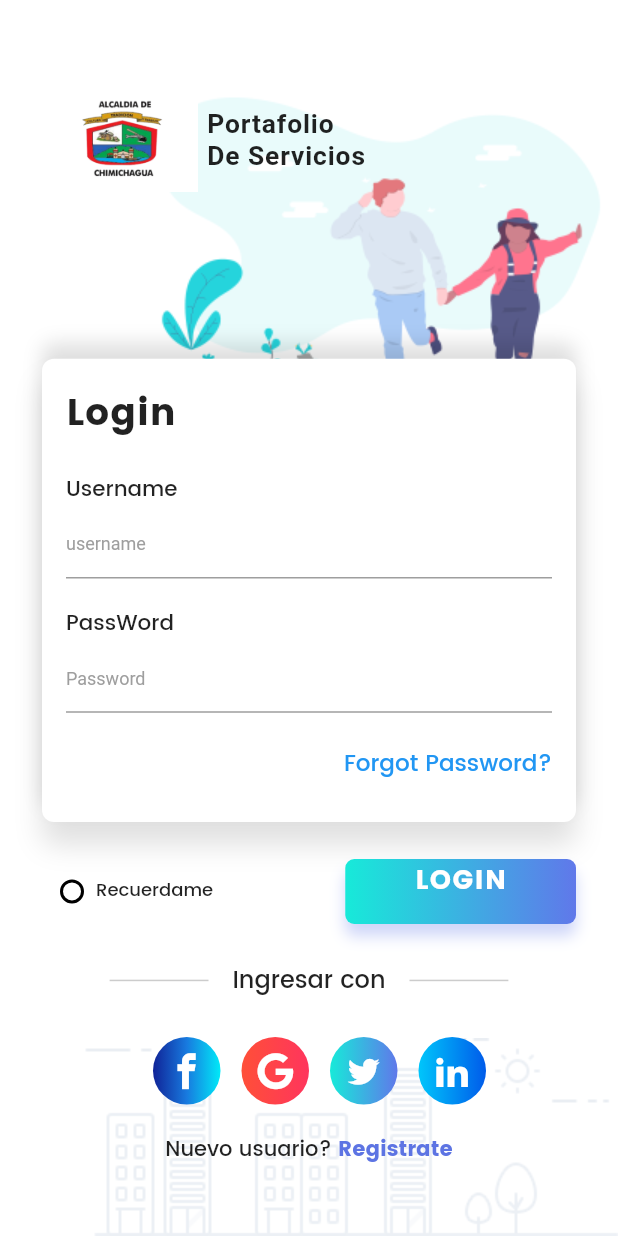
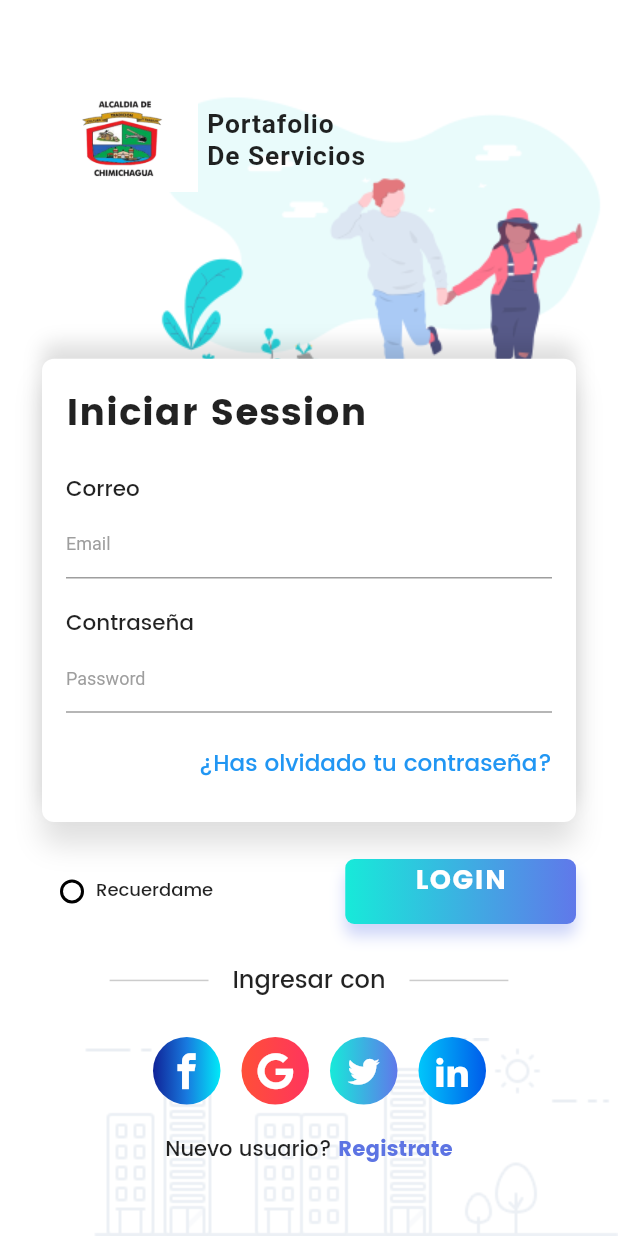
Before and after one commit to Alejogaba/MiAlcaldia, a Flutter app: the screen it shows after launch, on a phone screen of 412 x 824 dp. Run offline on Flutter 3.47's test engine with Material 2 defaults, Android fonts, the phone set to English and light mode, and no system bars; our stand-ins replace firebase_auth, firebase_core, flutter_screenutil, flutter_signin_button, get, google_sign_in; accounts and stored records are empty; Roboto replaces fonts that are missing (ITCEDSCR).

Commit message:
first commit

```diff
--- a/lib/Widgets/FormCard.dart
+++ b/lib/Widgets/FormCard.dart
@@ -40,7 +40,7 @@ class FormCard extends StatelessWidget {
         child: Column(
           crossAxisAlignment: CrossAxisAlignment.start,
           children: <Widget>[
-            Text("Login",
+            Text("Iniciar Session",
                 style: TextStyle(
                     fontSize: ScreenUtil().setSp(45),
                     fontFamily: "Poppins-Bold",
@@ -48,13 +48,13 @@ class FormCard extends StatelessWidget {
             SizedBox(
               height: ScreenUtil().setHeight(30),
             ),
-            Text("Username",
+            Text("Correo",
                 style: TextStyle(
                     fontFamily: "Poppins-Medium",
                     fontSize: ScreenUtil().setSp(26))),
               TextFormField(
                 decoration: InputDecoration(
-                  hintText: "username",
+                  hintText: "Email",
                   hintStyle: TextStyle(color: Colors.grey, fontSize: 12.0)),
                         controller: controller.emailController,
 
@@ -67,7 +67,7 @@ class FormCard extends StatelessWidget {
             SizedBox(
               height: ScreenUtil().setHeight(30),
             ),
-            Text("PassWord",
+            Text("Contraseña",
                 style: TextStyle(
                     fontFamily: "Poppins-Medium",
                     fontSize: ScreenUtil().setSp(26))),
@@ -96,7 +96,7 @@ class FormCard extends StatelessWidget {
               mainAxisAlignment: MainAxisAlignment.end,
               children: <Widget>[
                 Text(
-                  "Forgot Password?",
+                  "¿Has olvidado tu contraseña?",
                   style: TextStyle(
                       color: Colors.blue,
                       fontFamily: "Poppins-Medium",
```
Also changed, not shown: lib/pages/login_page.dart (+6 -2 lines), 4 other files.
